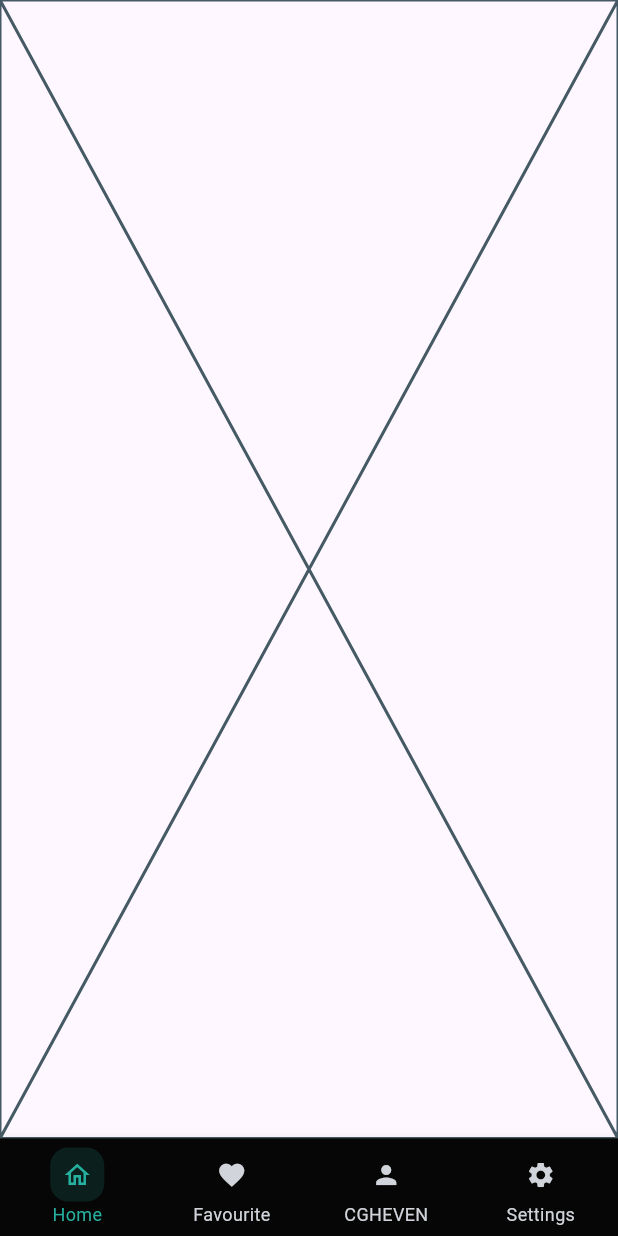
After one commit to fwdAndroid/cgheven, a Flutter app: the MainDashboard screen opened directly, on a phone screen of 412 x 824 dp. The commit adds this screen. Run offline on Flutter 3.47's test engine with Material 3 defaults, Android fonts, the phone set to English and light mode, and no system bars; our stand-ins replace cached_network_image, firebase_core, flutter_animate, flutter_staggered_animations, google_fonts; accounts and stored records are empty; network calls fail.

Commit message:
Main Screen Pages ADded

```diff
--- a/lib/screens/main/main_dashboard.dart
+++ b/lib/screens/main/main_dashboard.dart
@@ -1,15 +1,128 @@
+import 'dart:io';
+import 'package:cgheven/screens/main/pages/favourite_screen.dart';
+import 'package:cgheven/screens/main/pages/home_screen.dart';
+import 'package:cgheven/screens/main/pages/profile_screen.dart';
+import 'package:cgheven/screens/main/pages/setting_screen.dart';
+import 'package:cgheven/utils/app_theme.dart';
 import 'package:flutter/material.dart';
+import 'package:flutter/services.dart';
 
 class MainDashboard extends StatefulWidget {
-  const MainDashboard({super.key});
+  final int initialPageIndex;
+
+  const MainDashboard({super.key, this.initialPageIndex = 0});
 
   @override
   State<MainDashboard> createState() => _MainDashboardState();
 }
 
 class _MainDashboardState extends State<MainDashboard> {
+  int _currentIndex = 0;
+
+  final List<Widget> _screens = [
+    HomeScreen(),
+    FavouriteScreen(),
+    ProfileScreen(),
+    SettingScreen(),
+  ];
+
+  final List<String> _labels = ["Home", "Favourite", "CGHEVEN", "Settings"];
+
+  final List<IconData> _icons = [
+    Icons.home_outlined,
+    Icons.favorite,
+    Icons.person,
+    Icons.settings,
+  ];
+
+  @override
+  void initState() {
+    super.initState();
+    _currentIndex = widget.initialPageIndex;
+  }
+
   @override
   Widget build(BuildContext context) {
-    return const Placeholder();
+    return WillPopScope(
+      onWillPop: () async {
+        final shouldPop = await _showExitDialog(context);
+        return shouldPop ?? false;
+      },
+      child: Scaffold(
+        body: _screens[_currentIndex],
+        bottomNavigationBar: Container(
+          decoration: const BoxDecoration(color: Colors.black),
+          child: BottomNavigationBar(
+            backgroundColor: AppTheme.darkBackground.withOpacity(0.6),
+            type: BottomNavigationBarType.fixed,
+            currentIndex: _currentIndex,
+            showSelectedLabels: true,
+            showUnselectedLabels: true,
+            selectedFontSize: 12,
+            unselectedFontSize: 12,
+            selectedItemColor: const Color(0xff25b09f),
+            unselectedItemColor: const Color(0xffd1d5db),
+            onTap: (index) {
+              setState(() {
+                _currentIndex = index;
+              });
+            },
+            items: List.generate(_labels.length, (index) {
+              final isActive = _currentIndex == index;
+              return BottomNavigationBarItem(
+                icon: AnimatedContainer(
+                  duration: const Duration(milliseconds: 250),
+                  padding: const EdgeInsets.all(8),
+                  decoration: isActive
+                      ? BoxDecoration(
+                          color: const Color(
+                            0xff25b09f,
+                          ).withOpacity(0.15), // faint glow inside
+                          borderRadius: BorderRadius.circular(
+                            12,
+                          ), // 👈 same radius as screenshot
+                        )
+                      : null,
+                  child: Icon(
+                    _icons[index],
+                    size: 20,
+                    color: isActive
+                        ? const Color(0xff25b09f)
+                        : const Color(0xffd1d5db),
+                  ),
+                ),
+                label: _labels[index],
+              );
+            }),
+          ),
+        ),
+      ),
+    );
+  }
+
+  Future<bool?> _showExitDialog(BuildContext context) {
+    return showDialog<bool>(
+      context: context,
+      builder: (context) => AlertDialog(
+        title: const Text('Exit App'),
+        content: const Text('Do you want to exit the app?'),
+        actions: [
+          TextButton(
+            onPressed: () => Navigator.of(context).pop(false),
+            child: const Text('No'),
+          ),
+          TextButton(
+            onPressed: () {
+              if (Platform.isAndroid) {
+                SystemNavigator.pop();
+              } else if (Platform.isIOS) {
+                exit(0);
+              }
+            },
+            child: const Text('Yes'),
+          ),
+        ],
+      ),
+    );
   }
 }
--- /dev/null
+++ b/lib/screens/main/pages/home_screen.dart
@@ -0,0 +1,15 @@
+import 'package:flutter/material.dart';
+
+class HomeScreen extends StatefulWidget {
+  const HomeScreen({super.key});
+
+  @override
+  State<HomeScreen> createState() => _HomeScreenState();
+}
+
+class _HomeScreenState extends State<HomeScreen> {
+  @override
+  Widget build(BuildContext context) {
+    return const Placeholder();
+  }
+}
--- a/lib/screens/onboarding/onboarding_screen.dart
+++ b/lib/screens/onboarding/onboarding_screen.dart
@@ -694,7 +694,7 @@ class _OnboardingScreenState extends State<OnboardingScreen> {
 
                   // Guest Mode
                   SizedBox(
-                    width: MediaQuery.of(context).size.width,
+                    width: double.infinity,
                     child: GradientButton(
                       onPressed: () {
                         Navigator.push(
```
Also changed, not shown: lib/main.dart (+1 -12 lines), lib/screens/main/pages/favourite_screen.dart (added, +15 -0 lines), lib/screens/main/pages/profile_screen.dart (added, +15 -0 lines), lib/screens/main/pages/setting_screen.dart (added, +15 -0 lines), 1 other file.
